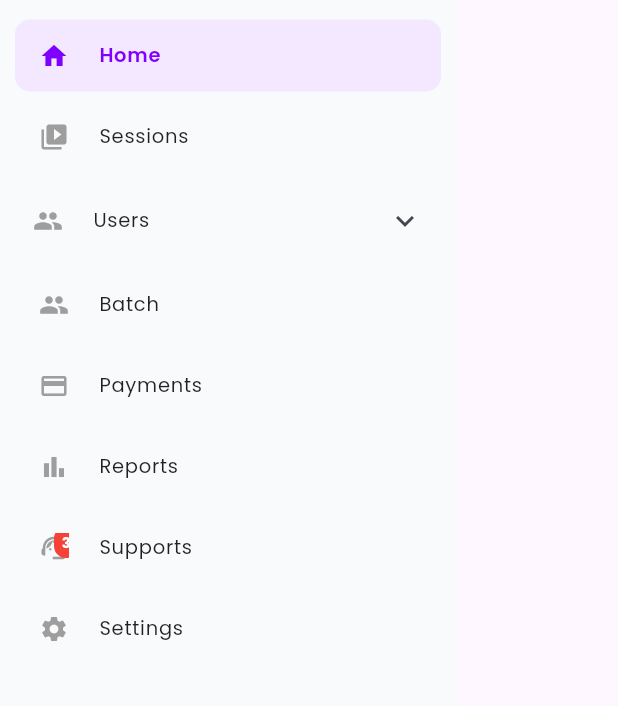
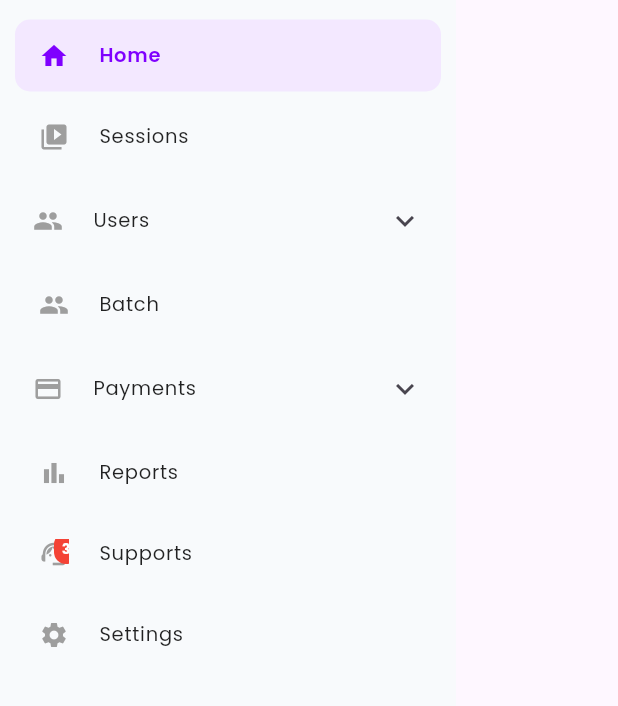
Before and after one commit to Shazia757/albedo_app, a Flutter app: the DrawerMenu widget shown alone on an empty page, opened directly, on a phone screen of 412 x 824 dp, the part 126-832 px from its top. Run offline on Flutter 3.47's test engine with Material 3 defaults, Android fonts, the light colour scheme and no system bars; our stand-ins replace fl_chart, get, google_fonts.

Commit message:
drawer updated

```diff
--- a/lib/widgets/drawer_menu.dart
+++ b/lib/widgets/drawer_menu.dart
@@ -46,7 +46,31 @@ class DrawerMenu extends StatelessWidget {
                       Get.to(() => SessionPage());
                     },
                   ),
-                  _usersExpansion(),
+                  DrawerExpansionMenu(
+                      title: 'Users',
+                      leadingIcon: Icons.people,
+                      parentIndex: 7,
+                      selectedParentIndex: c.selectedIndex,
+                      selectedSubIndex: c.selectedSubIndex,
+                      children: [
+                        DrawerSubItem(
+                          title: "Students",
+                          index: 0,
+                          onTap: () =>
+                              Get.offAll(UsersPage(type: UserPageType.student)),
+                        ),
+                        DrawerSubItem(
+                          title: "Teachers",
+                          index: 1,
+                          onTap: () =>
+                              Get.offAll(UsersPage(type: UserPageType.teacher)),
+                        ),
+                        DrawerSubItem(title: "Mentors", index: 2, onTap: () {}),
+                        DrawerSubItem(
+                            title: "Asst. Admin", index: 3, onTap: () {}),
+                        DrawerSubItem(title: "Advisor", index: 4, onTap: () {}),
+                        DrawerSubItem(title: "Others", index: 5, onTap: () {}),
+                      ]),
                   _menuItem(
                     Icons.group,
                     "Batch",
@@ -57,16 +81,16 @@ class DrawerMenu extends StatelessWidget {
                       Get.to(() => HomeView());
                     },
                   ),
-                  _menuItem(
-                    Icons.payment,
-                    "Payments",
-                    active: c.selectedIndex.value == 3,
-                    onPressed: () {
-                      c.setIndex(3);
-                      Get.back(); // close drawer if open
-                      Get.to(() => HomeView());
-                    },
-                  ),
+                  DrawerExpansionMenu(
+                      title: 'Payments',
+                      leadingIcon: Icons.payment,
+                      parentIndex: 8,
+                      selectedParentIndex: c.selectedIndex,
+                      selectedSubIndex: c.selectedSubIndex,
+                      children: [
+                        DrawerSubItem(title: "Student", index: 0, onTap: () {}),
+                        DrawerSubItem(title: "Teacher", index: 1, onTap: () {}),
+                      ]),
                   _menuItem(
                     Icons.bar_chart,
                     "Reports",
@@ -205,91 +229,6 @@ class DrawerMenu extends StatelessWidget {
       ),
     );
   }
-
-  // ================= USERS =================
-
-  Widget _usersExpansion() {
-    HomeController c = Get.find();
-
-    return Obx(() => ExpansionTile(
-          tilePadding: const EdgeInsets.symmetric(horizontal: 12),
-          childrenPadding: const EdgeInsets.only(left: 12),
-          leading: Icon(
-            Icons.people,
-            size: 20,
-            color: c.selectedIndex.value == 7
-                ? const Color(0xFF7F00FF)
-                : Colors.grey,
-          ),
-          title: Text(
-            "Users",
-            style: TextStyle(
-              fontSize: 13,
-              color: c.selectedIndex.value == 7
-                  ? const Color(0xFF7F00FF)
-                  : Colors.black87,
-              fontWeight: c.selectedIndex.value == 7
-                  ? FontWeight.w600
-                  : FontWeight.w400,
-            ),
-          ),
-          children: [
-            _subItem("Students", 0, () {
-              Get.offAll(() => UsersPage(type: UserPageType.student));
-            }),
-            _subItem("Teachers", 1, () {
-              Get.offAll(() => UsersPage(type: UserPageType.teacher));
-            }),
-            _subItem("Mentors", 2, () {
-              // Get.to(() => StudentsPage());
-            }),
-            _subItem("Asst. Admin", 3, () {
-              // Get.to(() => StudentsPage());
-            }),
-            _subItem("Advisor", 4, () {
-              // Get.to(() => StudentsPage());
-            }),
-            _subItem("Others", 5, () {
-              // Get.to(() => StudentsPage());
-            }),
-          ],
-        ));
-  }
-
-  Widget _subItem(String title, int index, VoidCallback onTap) {
-    HomeController c = Get.find();
-
-    return Obx(() {
-      final isActive = c.selectedSubIndex.value == index;
-
-      return Container(
-        margin: const EdgeInsets.symmetric(vertical: 2),
-        decoration: BoxDecoration(
-          borderRadius: BorderRadius.circular(8),
-          color: isActive ? const Color(0xFFF3E8FF) : Colors.transparent,
-        ),
-        child: ListTile(
-          dense: true,
-          contentPadding: const EdgeInsets.symmetric(horizontal: 16),
-          title: Text(
-            title,
-            style: TextStyle(
-              fontSize: 12,
-              color: isActive ? const Color(0xFF7F00FF) : Colors.black87,
-              fontWeight: isActive ? FontWeight.w600 : FontWeight.w400,
-            ),
-          ),
-          onTap: () {
-            c.setIndex(7); // parent "Users"
-            c.setSubIndex(index);
-            Get.back(); // close drawer
-            onTap(); // change page if needed
-          },
-        ),
-      );
-    });
-  }
-
   // ================= AVATAR =================
 
   Widget _buildAvatar({double size = 32}) {
@@ -315,3 +254,119 @@ class DrawerMenu extends StatelessWidget {
     );
   }
 }
+
+// ================= SUB MENU =================
+
+class DrawerExpansionMenu extends StatelessWidget {
+  final String title;
+  final IconData leadingIcon;
+  final int parentIndex;
+  final RxInt selectedParentIndex;
+  final RxInt selectedSubIndex;
+  final List<DrawerSubItem> children;
+
+  const DrawerExpansionMenu({
+    super.key,
+    required this.title,
+    required this.leadingIcon,
+    required this.parentIndex,
+    required this.selectedParentIndex,
+    required this.selectedSubIndex,
+    required this.children,
+  });
+
+  @override
+  Widget build(BuildContext context) {
+    return Obx(() => ExpansionTile(
+          tilePadding: const EdgeInsets.symmetric(horizontal: 12),
+          childrenPadding: const EdgeInsets.only(left: 12),
+          leading: Icon(
+            leadingIcon,
+            size: 20,
+            color: selectedParentIndex.value == parentIndex
+                ? const Color(0xFF7F00FF)
+                : Colors.grey,
+          ),
+          title: Text(
+            title,
+            style: TextStyle(
+              fontSize: 13,
+              color: selectedParentIndex.value == parentIndex
+                  ? const Color(0xFF7F00FF)
+                  : Colors.black87,
+              fontWeight: selectedParentIndex.value == parentIndex
+                  ? FontWeight.w600
+                  : FontWeight.w400,
+            ),
+          ),
+          children: children
+              .map((item) => DrawerSubItemWidget(
+                    item: item,
+                    parentIndex: parentIndex,
+                    selectedParentIndex: selectedParentIndex,
+                    selectedSubIndex: selectedSubIndex,
+                  ))
+              .toList(),
+        ));
+  }
+}
+
+class DrawerSubItem {
+  final String title;
+  final int index;
+  final VoidCallback onTap;
+
+  DrawerSubItem({
+    required this.title,
+    required this.index,
+    required this.onTap,
+  });
+}
+
+class DrawerSubItemWidget extends StatelessWidget {
+  final DrawerSubItem item;
+  final int parentIndex;
+  final RxInt selectedParentIndex;
+  final RxInt selectedSubIndex;
+
+  const DrawerSubItemWidget({
+    super.key,
+    required this.item,
+    required this.parentIndex,
+    required this.selectedParentIndex,
+    required this.selectedSubIndex,
+  });
+
+  @override
+  Widget build(BuildContext context) {
+    return Obx(() {
+      final isActive = selectedSubIndex.value == item.index;
+
+      return Container(
+        margin: const EdgeInsets.symmetric(vertical: 2),
+        decoration: BoxDecoration(
+          borderRadius: BorderRadius.circular(8),
+          color: isActive ? const Color(0xFFF3E8FF) : Colors.transparent,
+        ),
+        child: ListTile(
+          dense: true,
+          contentPadding: const EdgeInsets.symmetric(horizontal: 16),
+          title: Text(
+            item.title,
+            style: TextStyle(
+              fontSize: 12,
+              color: isActive ? const Color(0xFF7F00FF) : Colors.black87,
+              fontWeight: isActive ? FontWeight.w600 : FontWeight.w400,
+            ),
+          ),
+          onTap: () {
+            selectedParentIndex.value = parentIndex;
+            selectedSubIndex.value = item.index;
+            Get.back(); // close drawer
+            item.onTap(); // navigate/change page
+          },
+        ),
+      );
+    });
+  }
+}
```
